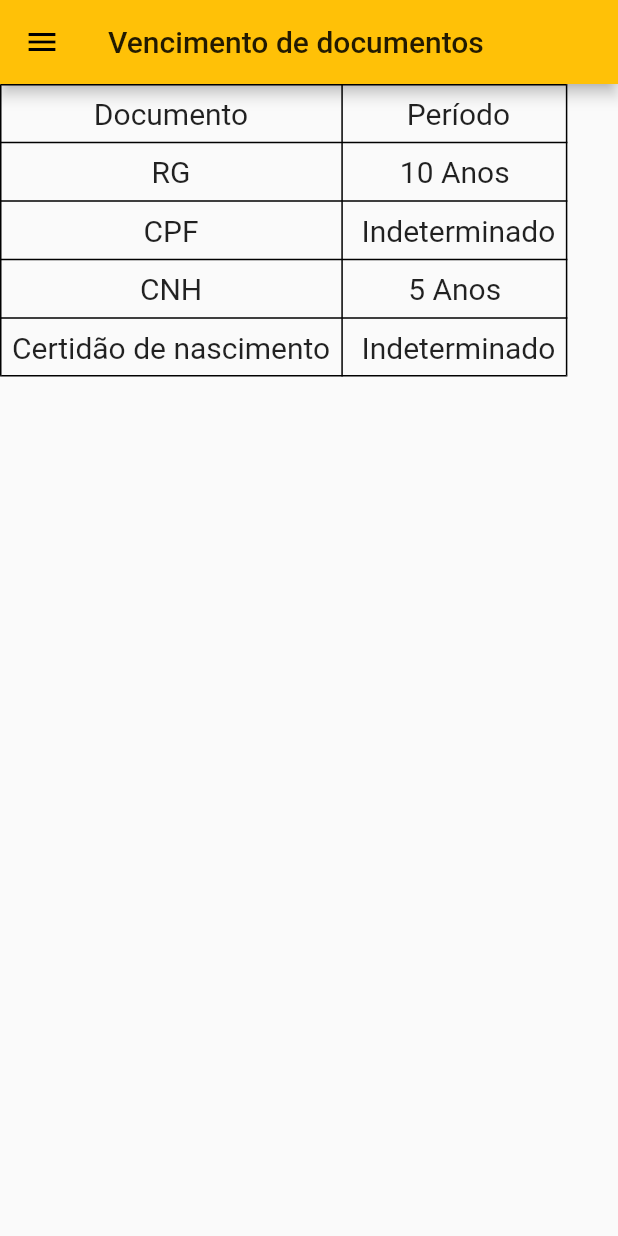
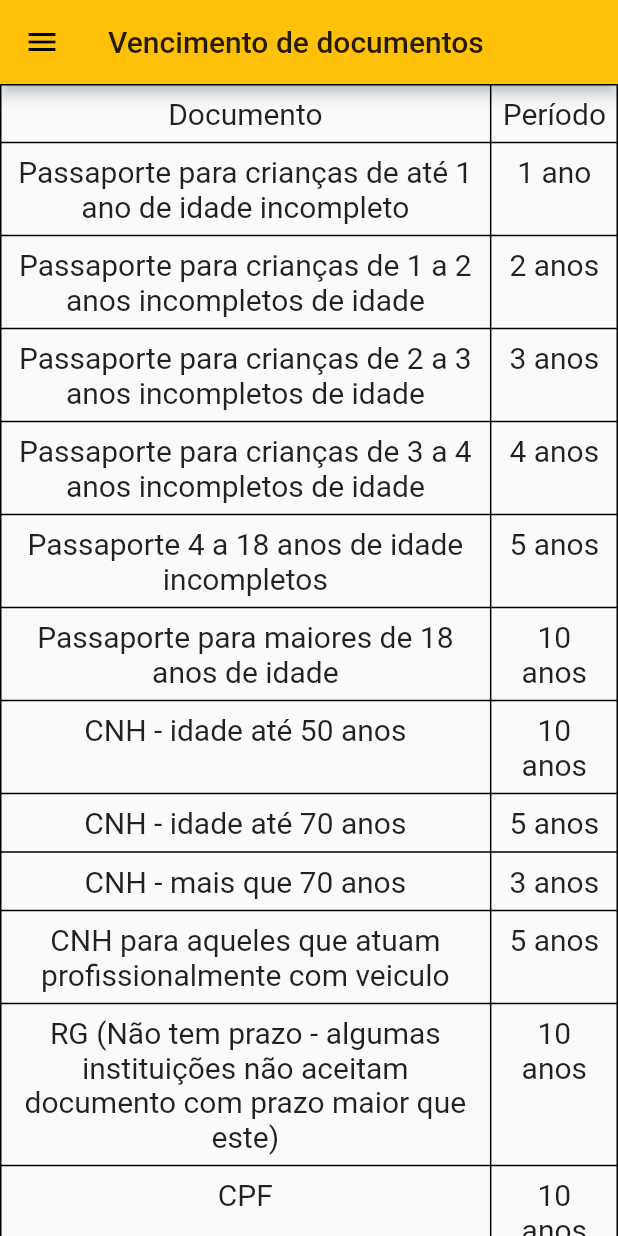
Before and after one commit to alineargentin/tcc_regulariza, a Flutter app: the Vencimento screen opened by its route, on a phone screen of 412 x 824 dp. Run offline on Flutter 3.47's test engine with Material 2 defaults, Android fonts, the phone set to English and light mode, and no system bars; our stand-ins replace cloud_firestore, firebase_auth, flushbar, flutter_datetime_picker, flutter_masked_text, googleapis_auth and 1 more; missing offline and left inert: clippy_flutter, flutter_dialogflow, googleapis; accounts and stored records are empty.

Commit message:
Tabela de vencimento de documentos atualizada.
Signed-off-by: Aline Argentin <alineroberta.argentin@gmail.com>

```diff
--- a/lib/views/vencimentos_documentos.dart
+++ b/lib/views/vencimentos_documentos.dart
@@ -25,27 +25,46 @@ class _VencimentoState extends State<Vencimento> {
   }
 
   Widget _buildBody() {
-    return Table(
+    return SingleChildScrollView(
+        child: Table(
       defaultColumnWidth: IntrinsicColumnWidth(),
       border: TableBorder.all(),
       children: [
         _criarLinhaTable("Documento, Período"),
-        _criarLinhaTable("RG, 10 Anos "),
-        _criarLinhaTable("CPF, Indeterminado"),
-        _criarLinhaTable("CNH, 5 Anos "),
-        _criarLinhaTable("Certidão de nascimento, Indeterminado"),
+        _criarLinhaTable(
+            "Passaporte para crianças de até 1 ano de idade incompleto, 1 ano"),
+        _criarLinhaTable(
+            "Passaporte para crianças de 1 a 2 anos incompletos de idade , 2 anos"),
+        _criarLinhaTable(
+            "Passaporte para crianças de 2 a 3 anos incompletos de idade, 3 anos"),
+        _criarLinhaTable(
+            "Passaporte para crianças de 3 a 4 anos incompletos de idade, 4 anos"),
+        _criarLinhaTable("Passaporte 4 a 18 anos de idade incompletos, 5 anos"),
+        _criarLinhaTable(
+            "Passaporte para maiores de 18 anos de idade, 10 anos"),
+        _criarLinhaTable("CNH - idade até 50 anos, 10 anos"),
+        _criarLinhaTable("CNH - idade até 70 anos, 5 anos"),
+        _criarLinhaTable("CNH - mais que 70 anos, 3 anos"),
+        _criarLinhaTable(
+            "CNH para aqueles que atuam profissionalmente com veiculo, 5 anos"),
+        _criarLinhaTable(
+            "RG (Não tem prazo - algumas instituições não aceitam documento com prazo maior que este), 10 anos"),
+        _criarLinhaTable("CPF, 10 anos"),
+        _criarLinhaTable("Certidão de Nascimento (atualizada), 12 meses"),
+        _criarLinhaTable("Certidão de Casamento (atualizada), 12 meses"),
       ],
-    );
+    ));
   }
 
   _criarLinhaTable(String listaNomes) {
     return TableRow(
-      children: listaNomes.split(',').map((name) {
+      children: listaNomes.split(', ').map((name) {
         return Container(
           alignment: Alignment.center,
           child: Text(
             name,
             style: TextStyle(fontSize: 20.0),
+            textAlign: TextAlign.center,
           ),
           padding: EdgeInsets.all(8.0),
         );
```
Also changed, not shown: pubspec.lock.
